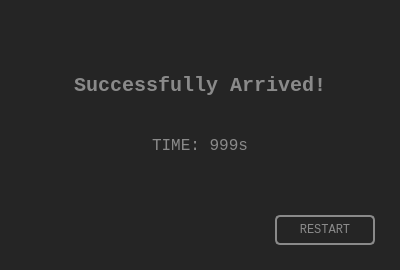
The window that Forms/Dialogs/Success.ui (LIU42/Maze) describes before a commit, drawn with Qt 5.
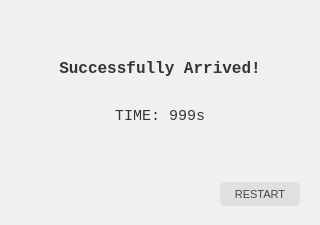
The same window after the commit.

The edit to the form file:
```diff
--- a/Forms/Dialogs/Success.ui
+++ b/Forms/Dialogs/Success.ui
@@ -6,8 +6,8 @@
    <rect>
     <x>0</x>
     <y>0</y>
-    <width>400</width>
-    <height>270</height>
+    <width>320</width>
+    <height>225</height>
    </rect>
   </property>
   <property name="font">
@@ -19,52 +19,61 @@
    <string>Arrived Maze</string>
   </property>
   <property name="styleSheet">
-   <string notr="true">background-color: rgb(37, 37, 37);
-color: rgb(138, 138, 138);</string>
+   <string notr="true">background-color: #F0F0F0;
+color: #353535;</string>
   </property>
   <widget class="QPushButton" name="pRestartButton">
    <property name="geometry">
     <rect>
-     <x>275</x>
-     <y>215</y>
-     <width>100</width>
-     <height>30</height>
+     <x>220</x>
+     <y>182</y>
+     <width>80</width>
+     <height>24</height>
     </rect>
    </property>
+   <property name="font">
+    <font>
+     <family>Microsoft YaHei UI</family>
+     <pointsize>8</pointsize>
+     <stylestrategy>PreferDefault</stylestrategy>
+     <kerning>true</kerning>
+    </font>
+   </property>
    <property name="styleSheet">
-    <string notr="true">QPushButton
-{
-	background-color: rgb(37, 37, 37);
-	color: rgb(138, 138, 138);
-	border: 2px solid;
-	border-color: rgb(138, 138, 138);
+    <string notr="true">QPushButton {
+	background-color: #E0E0E0;
+	color: #454545;
 	border-radius: 5px;
 }
-QPushButton:hover
-{
-	background-color: rgb(53, 53, 53);
-	color: rgb(234, 234, 234);
-	border-color: rgb(234, 234, 234);
-}
-</string>
+
+QPushButton:hover {
+	background-color: #D0D0D0;
+	color: #252525;
+}</string>
    </property>
    <property name="text">
     <string>RESTART</string>
    </property>
+   <property name="default">
+    <bool>false</bool>
+   </property>
+   <property name="flat">
+    <bool>false</bool>
+   </property>
   </widget>
   <widget class="QLabel" name="pInfoLabel">
    <property name="geometry">
     <rect>
      <x>0</x>
-     <y>55</y>
-     <width>400</width>
-     <height>60</height>
+     <y>44</y>
+     <width>320</width>
+     <height>48</height>
     </rect>
    </property>
    <property name="font">
     <font>
      <family>Consolas</family>
-     <pointsize>15</pointsize>
+     <pointsize>12</pointsize>
      <bold>true</bold>
     </font>
    </property>
@@ -82,15 +91,15 @@
    <property name="geometry">
     <rect>
      <x>0</x>
-     <y>115</y>
-     <width>400</width>
-     <height>60</height>
+     <y>92</y>
+     <width>320</width>
+     <height>48</height>
     </rect>
    </property>
    <property name="font">
     <font>
      <family>Consolas</family>
-     <pointsize>12</pointsize>
+     <pointsize>11</pointsize>
     </font>
    </property>
    <property name="styleSheet">
```
